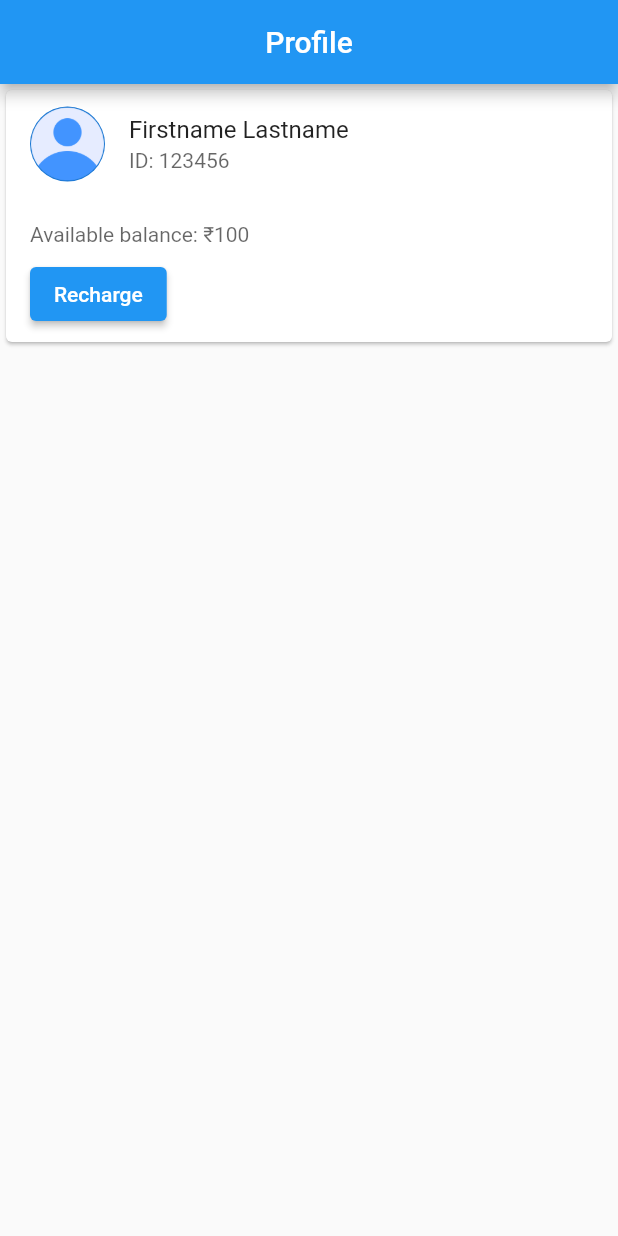
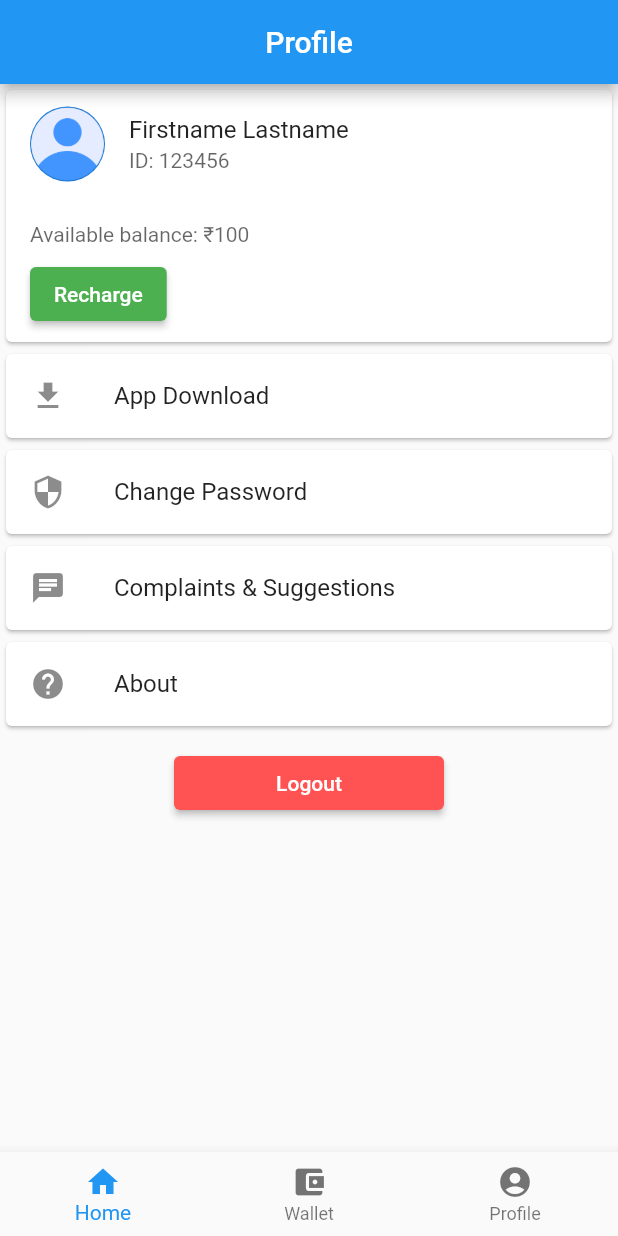
Before and after one commit to sharmavishal7669/Guess-and-Win, a Flutter app: the screen it shows after launch, on a phone screen of 412 x 824 dp. Run offline on Flutter 3.47's test engine with Material 2 defaults, Android fonts, the phone set to English and light mode, and no system bars.

Commit message:
Added list view, Updated Recharge button color

```diff
--- a/lib/screens/profile_screen.dart
+++ b/lib/screens/profile_screen.dart
@@ -1,4 +1,5 @@
 import 'package:flutter/material.dart';
+import 'package:guess_and_win/utilities/bottomNavigationBar.dart';
 
 class ProfileScreen extends StatelessWidget {
   @override
@@ -13,7 +14,6 @@ class ProfileScreen extends StatelessWidget {
       body: Column(
         children: [
           Card(
-            clipBehavior: Clip.antiAlias,
             child: Column(
               crossAxisAlignment: CrossAxisAlignment.start,
               children: [
@@ -40,15 +40,66 @@ class ProfileScreen extends StatelessWidget {
                   child: ButtonBar(
                     alignment: MainAxisAlignment.start,
                     children: [
-                      ElevatedButton(onPressed: () {}, child: Text('Recharge'))
+                      ElevatedButton(
+                        onPressed: () {},
+                        child: Text('Recharge'),
+                        style: ButtonStyle(
+                          backgroundColor:
+                              MaterialStateProperty.all(Colors.green),
+                        ),
+                      ),
                     ],
                   ),
                 ),
               ],
             ),
           ),
+          ListView(
+            shrinkWrap: true,
+            children: [
+              Card(
+                child: ListTile(
+                  title: Text('App Download'),
+                  leading: Icon(Icons.download),
+                ),
+              ),
+              Card(
+                child: ListTile(
+                  title: Text('Change Password'),
+                  leading: Icon(Icons.security_sharp),
+                ),
+              ),
+              Card(
+                child: ListTile(
+                  title: Text('Complaints & Suggestions'),
+                  leading: Icon(Icons.chat),
+                ),
+              ),
+              Card(
+                child: ListTile(
+                  title: Text('About'),
+                  leading: Icon(Icons.help),
+                ),
+              ),
+            ],
+          ),
+          Padding(
+            padding: const EdgeInsets.symmetric(vertical: 10),
+            child: SizedBox(
+              width: 180,
+              child: ElevatedButton(
+                onPressed: () {},
+                child: Text('Logout'),
+                style: ButtonStyle(
+                  backgroundColor:
+                      MaterialStateProperty.all<Color>(Colors.redAccent),
+                ),
+              ),
+            ),
+          ),
         ],
       ),
+      bottomNavigationBar: BottomNavigator(),
     );
   }
 }
```
